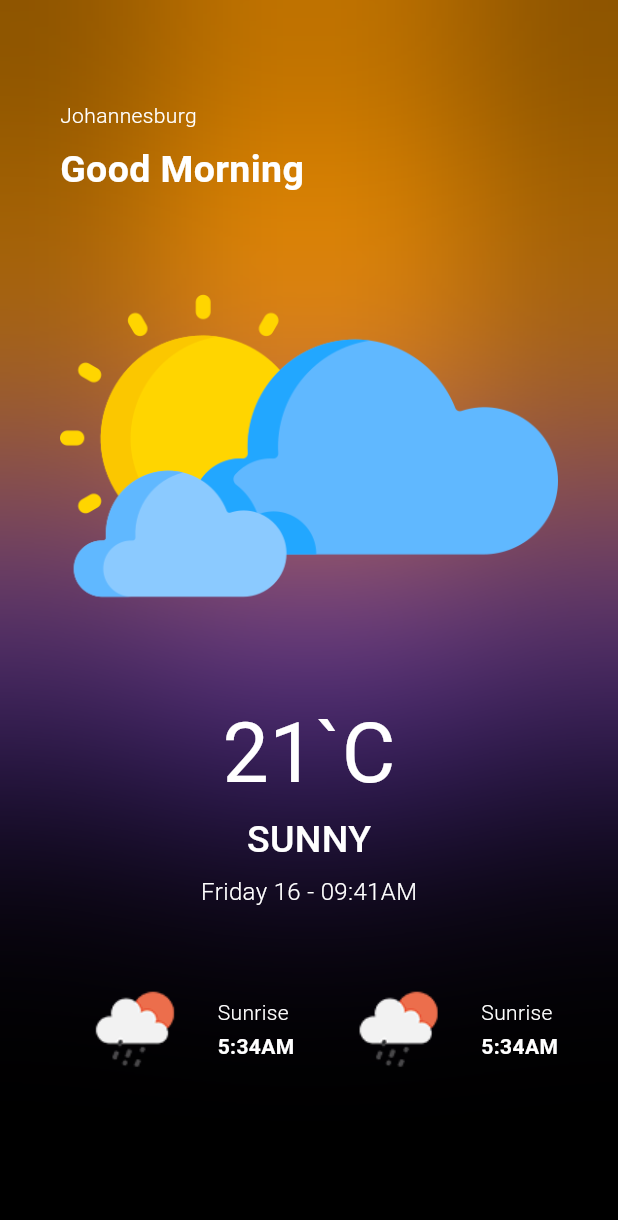
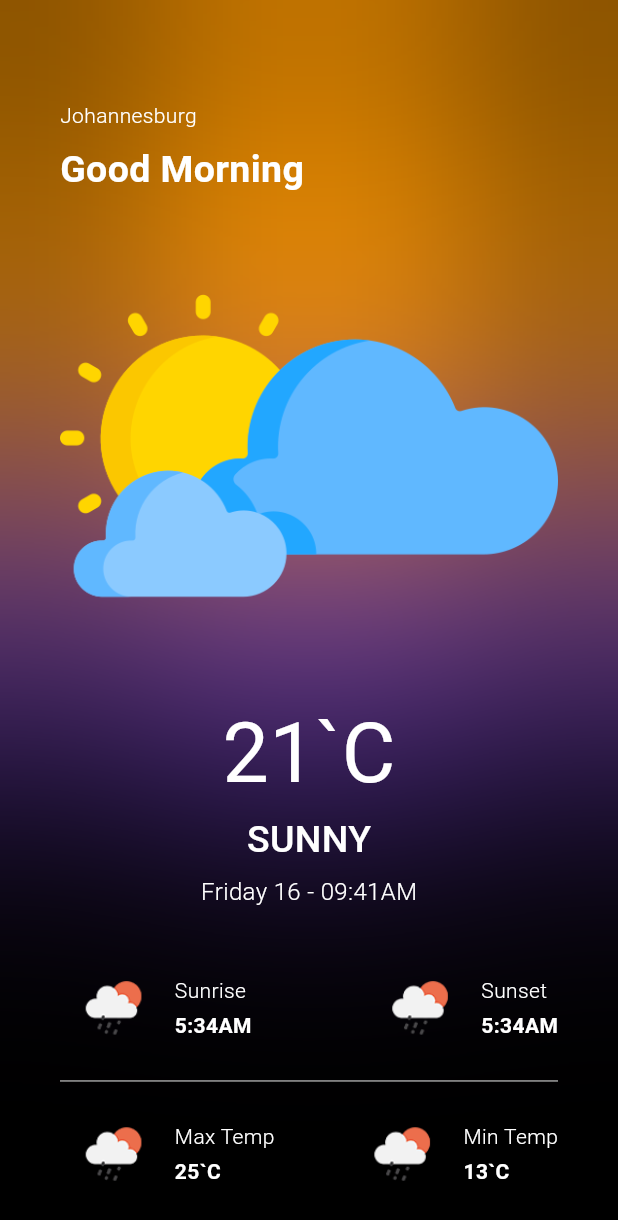
Before and after one commit to successismycolin/weather-app, a Flutter app: the screen it shows after launch, on a phone screen of 412 x 824 dp. Shown: the top 1220 px of the screen. Run offline on Flutter 3.47's test engine with Material 3 defaults, Android fonts, the phone set to English and light mode, and no system bars; our stand-ins replace bloc.

Commit message:
Max and Min Temp information

```diff
--- a/lib/screens/home_screen.dart
+++ b/lib/screens/home_screen.dart
@@ -129,6 +129,7 @@ class HomeScreen extends StatelessWidget {
                           children: [
                             Image.asset(
                               'assets/1.png',
+                              scale: 1.4,
                             ),
                             const SizedBox(width: 5),
                             const Column(
@@ -158,13 +159,14 @@ class HomeScreen extends StatelessWidget {
                           children: [
                             Image.asset(
                               'assets/1.png',
+                              scale: 1.4,
                             ),
                             const SizedBox(width: 5),
                             const Column(
                               crossAxisAlignment: CrossAxisAlignment.start,
                               children: [
                                 Text(
-                                  'Sunrise',
+                                  'Sunset',
                                   style: TextStyle(
                                     color: Colors.white,
                                     fontWeight: FontWeight.w300,
@@ -173,6 +175,76 @@ class HomeScreen extends StatelessWidget {
                                 SizedBox(height: 3),
                                 Text(
                                   '5:34AM',
+                                  style: TextStyle(
+                                    color: Colors.white,
+                                    fontWeight: FontWeight.w700,
+                                  ),
+                                ),
+                              ],
+                            ),
+                          ],
+                        ),
+                      ],
+                    ),
+                    const Padding(
+                      padding:  EdgeInsets.symmetric(vertical: 5.0),
+                      child: Divider(
+                        color: Colors.grey,
+                      ),
+                    ),
+                    Row(
+                      mainAxisAlignment: MainAxisAlignment.spaceBetween,
+                      children: [
+                        Row(
+                          children: [
+                            Image.asset(
+                              'assets/1.png',
+                              scale: 1.4,
+                            ),
+                            const SizedBox(width: 5),
+                            const Column(
+                              crossAxisAlignment: CrossAxisAlignment.start,
+                              children: [
+                                Text(
+                                  'Max Temp',
+                                  style: TextStyle(
+                                    color: Colors.white,
+                                    fontWeight: FontWeight.w300,
+                                  ),
+                                ),
+                                SizedBox(height: 3),
+                                Text(
+                                  '25`C',
+                                  style: TextStyle(
+                                    color: Colors.white,
+                                    fontWeight: FontWeight.w700,
+                                  ),
+                                ),
+                              ],
+                            ),
+                          ],
+                        ),
+                        Row(
+                          mainAxisAlignment: MainAxisAlignment.spaceBetween,
+                          children: [
+                            Image.asset(
+                              'assets/1.png',
+                              scale: 1.4,
+                            ),
+                            const SizedBox(width: 5),
+                            const Column(
+                              crossAxisAlignment: CrossAxisAlignment.start,
+                              children: [
+                                Text(
+                                  'Min Temp',
+                                  style: TextStyle(
+                                    color: Colors.white,
+                                    fontWeight: FontWeight.w300,
+                                  ),
+                                ),
+                                SizedBox(height: 3),
+                                Text(
+                                  '13`C',
                                   style: TextStyle(
                                     color: Colors.white,
                                     fontWeight: FontWeight.w700,
```
